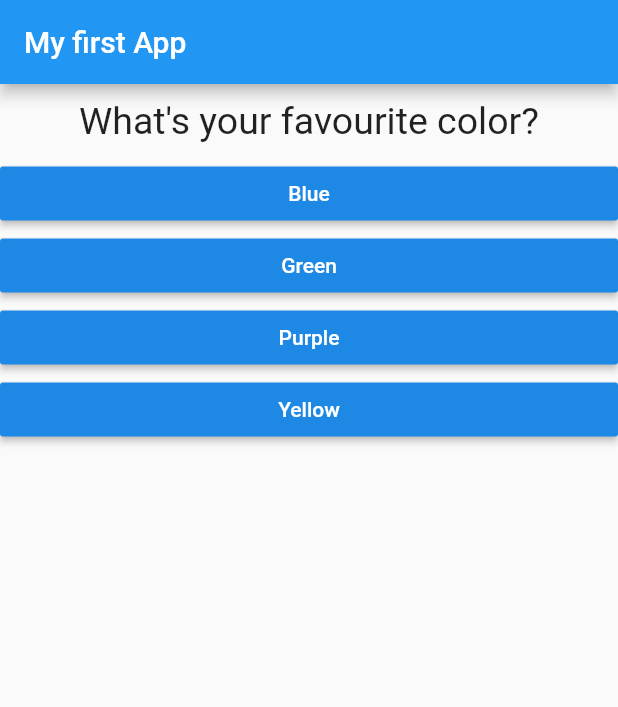
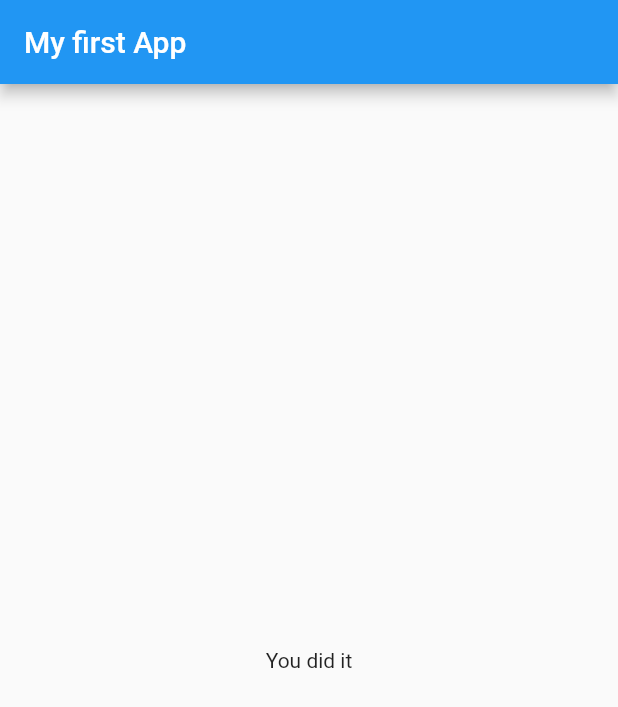
Before and after one commit to Zwennsch/flutterTutorialAcademind, a Flutter app: the screen it shows after launch, after a tap on "Blue", after a tap on "Werder", after a tap on "Tiger", on a phone screen of 412 x 824 dp. Shown: the top 707 px of the screen. Run offline on Flutter 3.47's test engine with Material 2 defaults, Android fonts, the phone set to English and light mode, and no system bars.

Commit message:
added quiz.dart and result.dart to clean up main.dart

```diff
--- a/lib/answer.dart
+++ b/lib/answer.dart
@@ -7,7 +7,6 @@ class Answer extends StatelessWidget {
   Answer(this.selectHandler, this.answerText);
   @override
   Widget build(BuildContext context) {
-    // TODO: implement build
     return Container(
       width: double.infinity,
       child: RaisedButton(
@@ -17,6 +16,5 @@ class Answer extends StatelessWidget {
         onPressed: selectHandler,
       ),
     );
-    throw UnimplementedError();
   }
 }
--- a/lib/main.dart
+++ b/lib/main.dart
@@ -1,7 +1,6 @@
 import 'package:flutter/material.dart';
-import 'package:flutter_complete_guide/answer.dart';
-import './qestion.dart';
-import './main.dart';
+
+import 'quiz.dart';
 
 void main() {
   runApp(MyApp());
@@ -16,7 +15,7 @@ class MyApp extends StatefulWidget {
 
 class _MyAppState extends State<MyApp> {
   var _questionIndex = 0;
-  final questions = const [
+  final _questions = const [
     {
       'questionText': 'What\'s your favourite color?',
       'answers': ['Blue', 'Green', 'Purple', 'Yellow']
@@ -32,15 +31,13 @@ class _MyAppState extends State<MyApp> {
   ];
   void _answerQuestion() {
     setState(() {
-      if (_questionIndex < 2) {
-        _questionIndex++;
-      } else {
-        _questionIndex = 0;
-      }
+      _questionIndex++;
     });
     print(_questionIndex);
-    if (_questionIndex < questions.length) {
+    if (_questionIndex < _questions.length) {
       print('We have more questions!');
+    } else {
+      print("No more questions!");
     }
   }
 
@@ -51,15 +48,15 @@ class _MyAppState extends State<MyApp> {
         appBar: AppBar(
           title: Text('My first App'),
         ),
-        body: Column(
-          children: [
-            Question(questions[_questionIndex]['questionText']),
-            ...(questions[_questionIndex]['answers'] as List<String>)
-                .map((answer) {
-              return Answer(_answerQuestion, answer);
-            }).toList()
-          ],
-        ),
+        body: _questionIndex < _questions.length
+            ? Quiz(
+                answerQuestion: _answerQuestion,
+                questionIndex: _questionIndex,
+                questions: _questions,
+              )
+            : Center(
+                child: Text("You did it"),
+              ),
       ),
     );
   }
--- /dev/null
+++ b/lib/quiz.dart
@@ -0,0 +1,27 @@
+import 'package:flutter/material.dart';
+
+import 'answer.dart';
+import 'qestion.dart';
+
+class Quiz extends StatelessWidget {
+  final Function answerQuestion;
+  final List<Map<String, Object>> questions;
+  final int questionIndex;
+
+  Quiz(
+      {@required this.answerQuestion,
+      @required this.questions,
+      @required this.questionIndex});
+
+  @override
+  Widget build(BuildContext context) {
+    return Column(
+      children: [
+        Question(questions[questionIndex]['questionText']),
+        ...(questions[questionIndex]['answers'] as List<String>).map((answer) {
+          return Answer(answerQuestion, answer);
+        }).toList()
+      ],
+    );
+  }
+}
```
Also changed, not shown: lib/result.dart (added).
